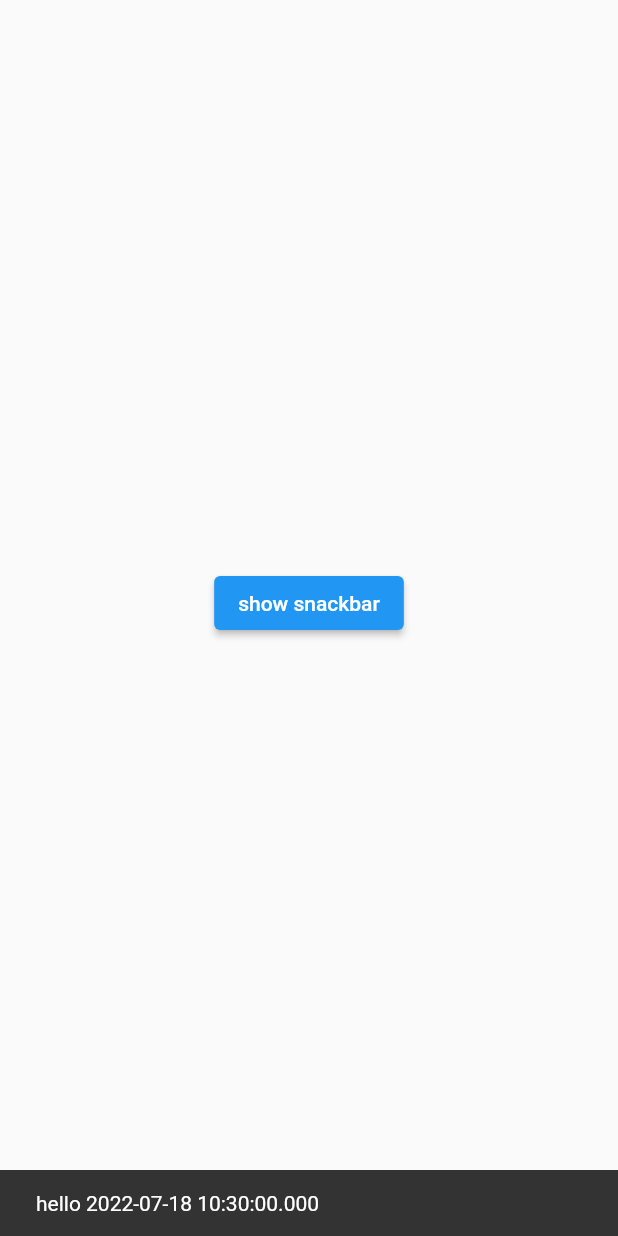
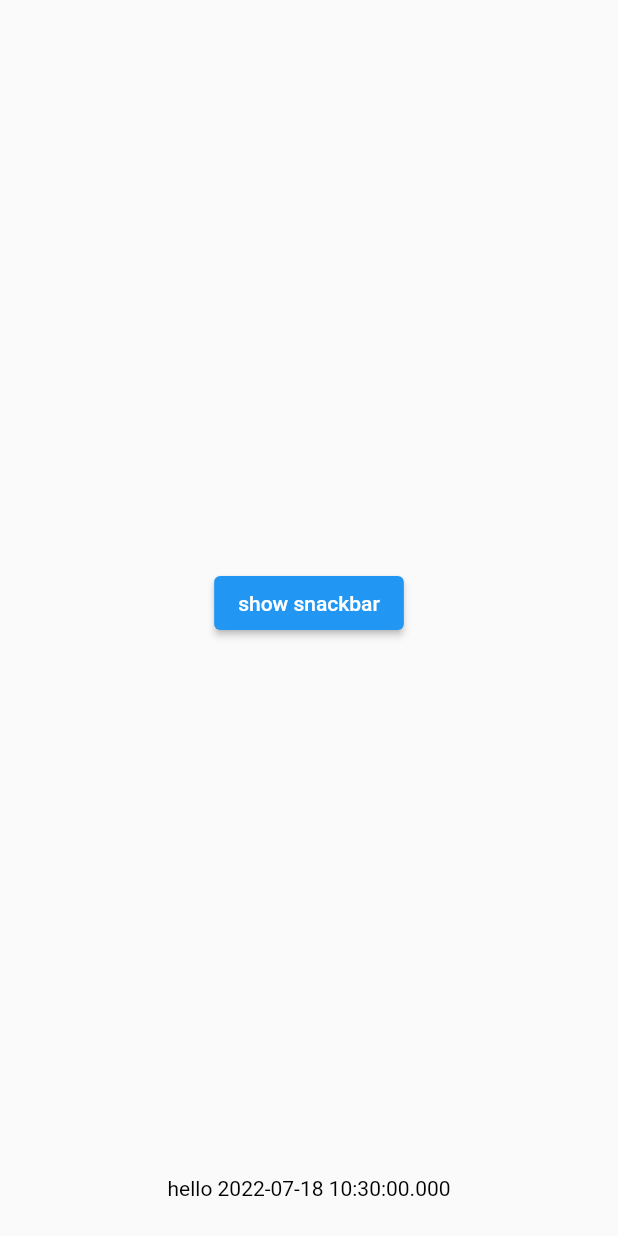
Before and after one commit to jinyongnan810/flutter-practice, a Flutter app: the TestWidgetsDemo widget shown alone on an empty page, opened directly, after a tap on "show snackbar", on a phone screen of 412 x 824 dp. Run offline on Flutter 3.47's test engine with Material 2 defaults, Android fonts, the phone set to English and light mode, and no system bars; our stand-ins replace audioplayers, freezed_annotation.

Commit message:
testing snackbar

```diff
--- a/lib/demos/test-widgets-demo.dart
+++ b/lib/demos/test-widgets-demo.dart
@@ -1,8 +1,12 @@
+import 'dart:async';
+
 import 'package:flutter/material.dart';
 import 'package:flutter_practice/shared/demo-widget.dart';
 
 class TestWidgetsDemo extends StatelessWidget implements DemoWidget {
-  const TestWidgetsDemo({Key? key}) : super(key: key);
+  TestWidgetsDemo({Key? key})
+      : msgs = [],
+        super(key: key);
   static const String _title = 'Test Widgets Demo';
   static const String _description = 'Test some of the widgets.';
   @override
@@ -14,6 +18,7 @@ class TestWidgetsDemo extends StatelessWidget implements DemoWidget {
   @override
   Icon get icon => const Icon(Icons.ramen_dining);
 
+  final List<String> msgs;
   @override
   Widget build(BuildContext context) {
     return Center(
@@ -22,8 +27,35 @@ class TestWidgetsDemo extends StatelessWidget implements DemoWidget {
       children: [
         ElevatedButton(
             onPressed: () {
-              ScaffoldMessenger.of(context).showSnackBar(
-                  SnackBar(content: Text('hello ${DateTime.now()}')));
+              final newMsg = 'hello ${DateTime.now()}';
+              Timer timer = Timer(const Duration(seconds: 5), () {
+                if (msgs.contains(newMsg)) {
+                  msgs.remove(newMsg);
+                }
+              });
+              msgs.add(newMsg);
+              msgs.length > 3 ? msgs.removeAt(0) : null;
+              ScaffoldMessenger.of(context).clearSnackBars();
+              ScaffoldMessenger.of(context).showSnackBar(SnackBar(
+                // these two make transparent background
+                backgroundColor: Colors.transparent,
+                elevation: 0,
+
+                behavior: SnackBarBehavior.floating,
+
+                content: Column(
+                  mainAxisSize: MainAxisSize.min,
+                  mainAxisAlignment: MainAxisAlignment.center,
+                  children: msgs
+                      .map((e) => Text(
+                            e,
+                            style: const TextStyle(color: Colors.black),
+                          ))
+                      .toList(),
+                ),
+                dismissDirection: DismissDirection.startToEnd,
+                duration: const Duration(seconds: 5),
+              ));
             },
             child: const Text('show snackbar')),
         const SizedBox(
--- a/lib/screen/home_screen.dart
+++ b/lib/screen/home_screen.dart
@@ -12,10 +12,7 @@ class HomeScreen extends StatefulWidget {
 }
 
 class _HomeScreenState extends State<HomeScreen> {
-  final List<DemoWidget> _demos = [
-    const PlaySoundDemo(),
-    const TestWidgetsDemo()
-  ];
+  final List<DemoWidget> _demos = [const PlaySoundDemo(), TestWidgetsDemo()];
   int _selectedIndex = 0;
 
   @override
```
